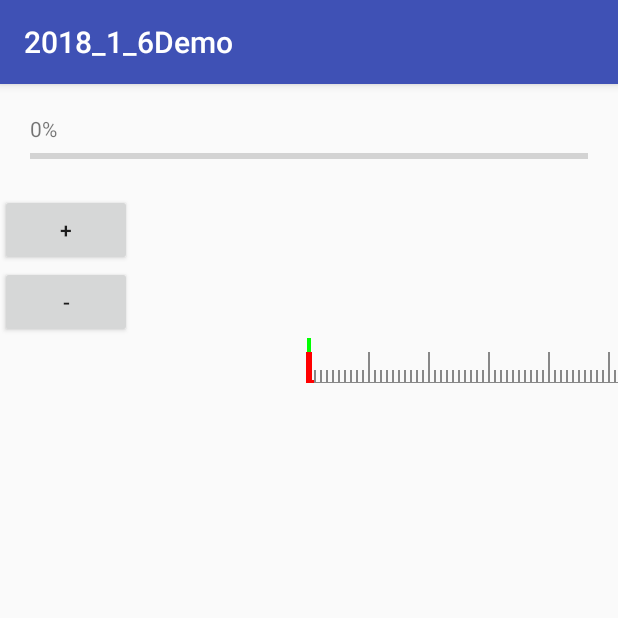
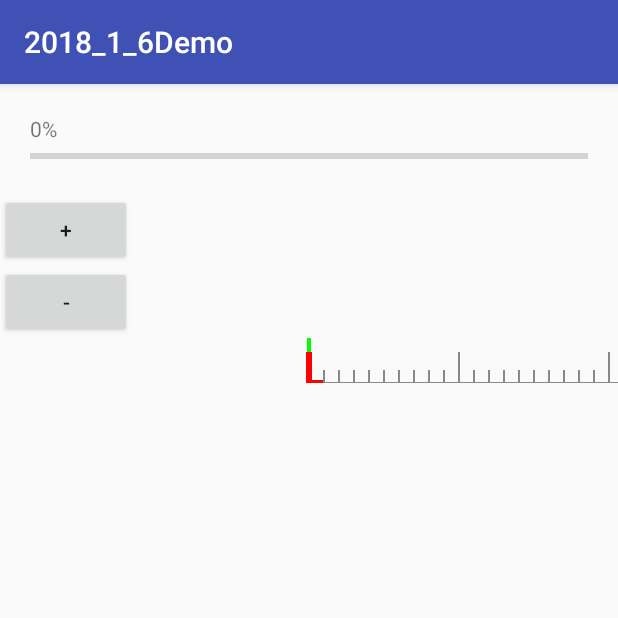
Before and after one commit to xiaoxige/GitTest, an Android app: the screen it shows after launch (MainActivity), on a phone screen of 412 x 824 dp, the top half of it. Run offline under Robolectric (Android 15) with nearby library versions, the phone set to English and light mode, and no system bars.

Commit message:
master update 暂时这样， 下一步写文字

```diff
--- a/2018_1_6Demo/app/src/main/java/cn/xiaoxige/a2018_1_6demo/MainActivity.java
+++ b/2018_1_6Demo/app/src/main/java/cn/xiaoxige/a2018_1_6demo/MainActivity.java
@@ -2,6 +2,7 @@ package cn.xiaoxige.a2018_1_6demo;
 
 import android.support.v7.app.AppCompatActivity;
 import android.os.Bundle;
+import android.util.Log;
 import android.view.View;
 import android.widget.Button;
 
@@ -9,6 +10,7 @@ public class MainActivity extends AppCompatActivity {
     private PointerProgress pointerProgress;
     private Button btnAdd;
     private Button btnSub;
+    private PulleyRuler pulleyRuler;
 
     @Override
     protected void onCreate(Bundle savedInstanceState) {
@@ -17,6 +19,7 @@ public class MainActivity extends AppCompatActivity {
         pointerProgress = (PointerProgress) findViewById(R.id.pointerProgress);
         btnAdd = (Button) findViewById(R.id.btnAdd);
         btnSub = (Button) findViewById(R.id.btnSub);
+        pulleyRuler = (PulleyRuler) findViewById(R.id.pulleyRuler);
 
         btnAdd.setOnClickListener(new View.OnClickListener() {
             @Override
@@ -31,5 +34,13 @@ public class MainActivity extends AppCompatActivity {
                 pointerProgress.setProgress(pointerProgress.getProgress() - 30, false);
             }
         });
+
+        pulleyRuler.setCallback(new PulleyRuler.OnRuleCallback() {
+            @Override
+            public void ruleChanged(View v, int progress) {
+                Log.e("TAG", "progress = " + progress);
+            }
+        });
+
     }
 }
--- a/2018_1_6Demo/app/src/main/java/cn/xiaoxige/a2018_1_6demo/PulleyRuler.java
+++ b/2018_1_6Demo/app/src/main/java/cn/xiaoxige/a2018_1_6demo/PulleyRuler.java
@@ -122,7 +122,7 @@ public class PulleyRuler extends View {
 
     private void initData(AttributeSet attrs) {
         mViewHeight = dip2px(mContext, 30);
-        mScaleSpacing = dip2px(mContext, 4);
+        mScaleSpacing = dip2px(mContext, 10);
         mTextSize = dip2px(mContext, 10);
         mPeakProportion = 0.7f;
         mCompanyProportion = 0.3f;
@@ -258,7 +258,7 @@ public class PulleyRuler extends View {
     private void adjustmentProgress() {
         int dis = mViewCore - mStartingPoint;
         int progress = dis / mScaleSpacing;
-        changeRulePosition(mViewCore - progress * mScaleSpacing);
+//        changeRulePosition(mViewCore - progress * mScaleSpacing);
         if (mCallback != null) {
             mCallback.ruleChanged(PulleyRuler.this, (progress * mCompanyScale + mBgnScale));
         }
@@ -316,6 +316,10 @@ public class PulleyRuler extends View {
         }
     }
 
+    public void setCallback(OnRuleCallback callback) {
+        this.mCallback = callback;
+    }
+
     public interface OnRuleCallback {
         void ruleChanged(View v, int progress);
     }
--- a/2018_1_6Demo/app/src/main/res/layout/activity_main.xml
+++ b/2018_1_6Demo/app/src/main/res/layout/activity_main.xml
@@ -24,6 +24,7 @@
 
 
     <cn.xiaoxige.a2018_1_6demo.PulleyRuler
+        android:id="@+id/pulleyRuler"
         android:layout_width="match_parent"
         android:layout_height="wrap_content" />
 
```
